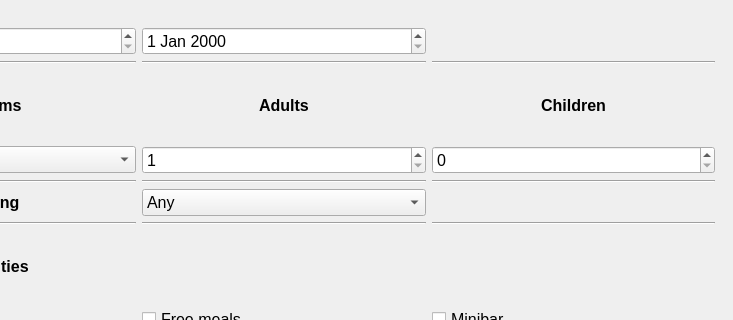
veeyslaw/hotelDB, file Front/form.ui: the form before one commit; both pictures show x 165 to 898 and y 186 to 506 of the 898 by 600 pixel window.
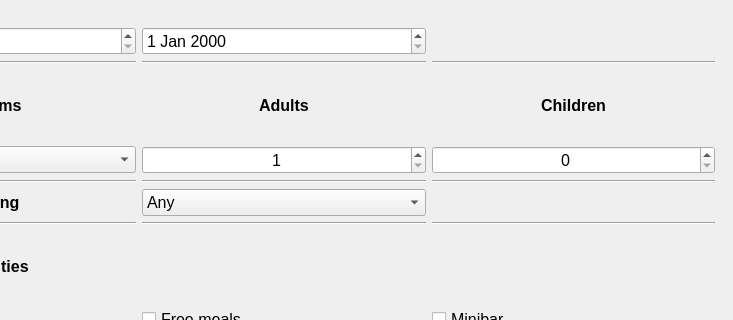
The form after the commit. The open tabs and pages were chosen to show the change.

```diff
--- a/Front/form.ui
+++ b/Front/form.ui
@@ -15,9 +15,7 @@
   </property>
   <widget class="QWidget" name="central_widget">
    <layout class="QGridLayout" name="gridLayout">
-    <item row="5" column="0">
-     <layout class="QHBoxLayout" name="horizontalLayout">
-      <item>
+    <item row="0" column="0">
        <widget class="QStackedWidget" name="main_stacked_widget">
         <property name="font">
          <font>
@@ -462,6 +460,12 @@
           </item>
           <item row="7" column="1">
            <widget class="QSpinBox" name="adults_spin_box">
+          <property name="alignment">
+           <set>Qt::AlignCenter</set>
+          </property>
+          <property name="buttonSymbols">
+           <enum>QAbstractSpinBox::UpDownArrows</enum>
+          </property>
             <property name="minimum">
              <number>1</number>
             </property>
@@ -472,6 +476,12 @@
           </item>
           <item row="7" column="2">
            <widget class="QSpinBox" name="children_spin_box">
+          <property name="alignment">
+           <set>Qt::AlignCenter</set>
+          </property>
+          <property name="buttonSymbols">
+           <enum>QAbstractSpinBox::UpDownArrows</enum>
+          </property>
             <property name="maximum">
              <number>19</number>
             </property>
@@ -879,8 +889,6 @@
          </layout>
         </widget>
        </widget>
-      </item>
-     </layout>
     </item>
    </layout>
   </widget>
```
Left out of the diff: 62 changed lines with no effect on the pictures. Lines whose indentation alone changed are shown as unchanged.
